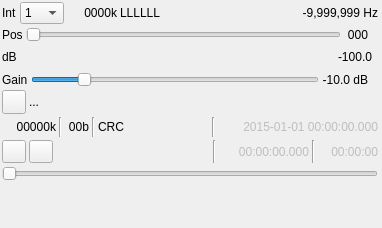
This is plugins/channeltx/filesource/filesourcegui.ui in f4exb/sdrangel as Qt 5 draws it before an edit. The edited form follows.
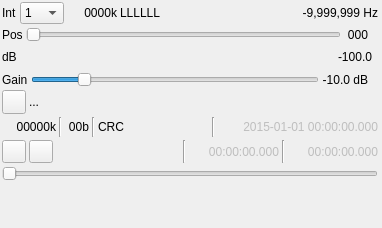
This is the edited form. Icons and pictures are not drawn. Custom widgets are drawn as their Qt base class.

Diff of the .ui file:
```diff
--- a/plugins/channeltx/filesource/filesourcegui.ui
+++ b/plugins/channeltx/filesource/filesourcegui.ui
@@ -641,7 +641,7 @@
         </property>
         <property name="minimumSize">
          <size>
-          <width>60</width>
+          <width>90</width>
           <height>0</height>
          </size>
         </property>
@@ -649,7 +649,7 @@
          <string>Total record time</string>
         </property>
         <property name="text">
-         <string>00:00:00</string>
+         <string>00:00:00.000</string>
         </property>
         <property name="alignment">
          <set>Qt::AlignRight|Qt::AlignTrailing|Qt::AlignVCenter</set>
```
